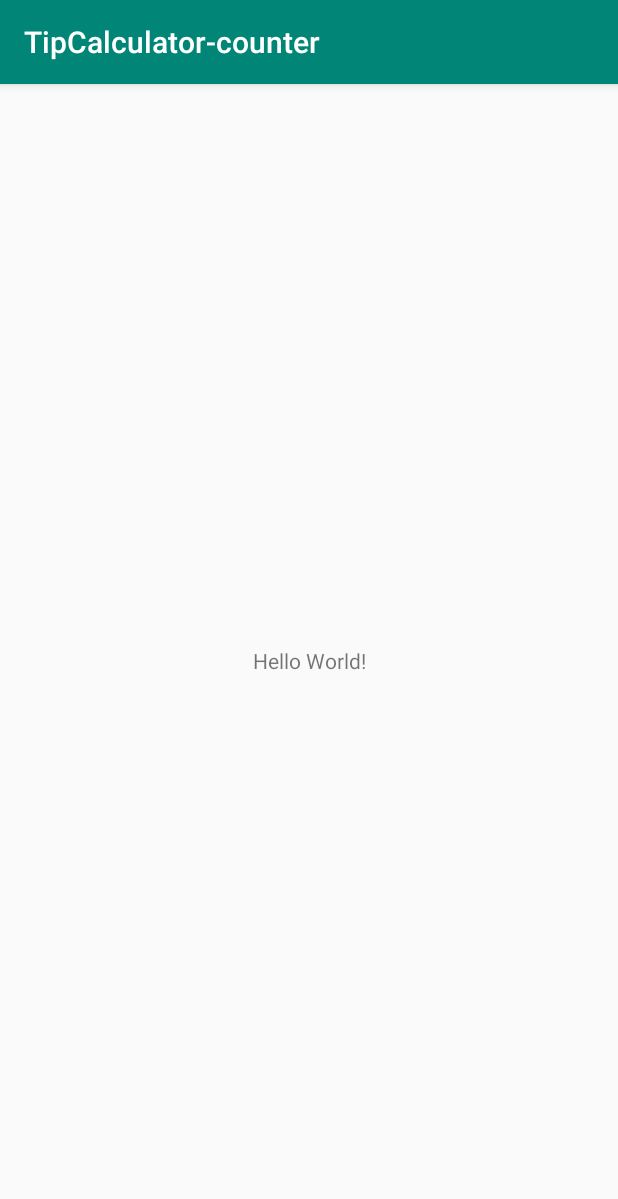
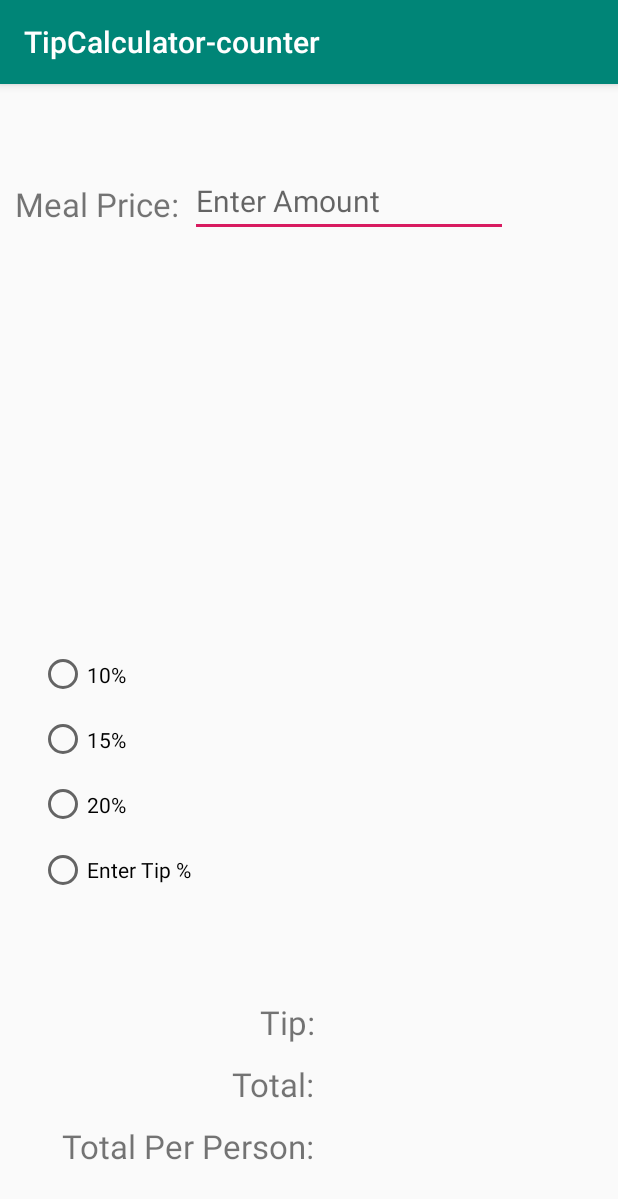
Before and after one commit to HollandeP/TipCalculator-counter, an Android app: the screen it shows after launch (MainActivity), on a phone screen of 412 x 824 dp. Shown: the top 1199 px of the screen. Run offline under Robolectric (Android 15) with nearby library versions, the phone set to English and light mode, and no system bars.

Commit message:
Layout WIP

```diff
--- a/app/src/main/res/layout/activity_main.xml
+++ b/app/src/main/res/layout/activity_main.xml
@@ -7,12 +7,110 @@
     tools:context=".MainActivity">
 
     <TextView
+        android:id="@+id/perPerson"
         android:layout_width="wrap_content"
         android:layout_height="wrap_content"
-        android:text="Hello World!"
+        android:text="@string/perPerson"
+        android:textAlignment="textEnd"
+        android:textSize="22sp"
         app:layout_constraintBottom_toBottomOf="parent"
-        app:layout_constraintLeft_toLeftOf="parent"
-        app:layout_constraintRight_toRightOf="parent"
-        app:layout_constraintTop_toTopOf="parent" />
+        app:layout_constraintEnd_toEndOf="parent"
+        app:layout_constraintHorizontal_bias="0.167"
+        app:layout_constraintStart_toStartOf="parent"
+        app:layout_constraintTop_toTopOf="parent"
+        app:layout_constraintVertical_bias="0.939" />
+
+    <TextView
+        android:id="@+id/tipString"
+        android:layout_width="wrap_content"
+        android:layout_height="wrap_content"
+        android:text="@string/tipString"
+        android:textSize="22sp"
+        app:layout_constraintBottom_toTopOf="@+id/totalCost"
+        app:layout_constraintEnd_toEndOf="parent"
+        app:layout_constraintHorizontal_bias="0.462"
+        app:layout_constraintStart_toStartOf="parent"
+        app:layout_constraintTop_toTopOf="parent"
+        app:layout_constraintVertical_bias="0.981" />
+
+    <TextView
+        android:id="@+id/totalCost"
+        android:layout_width="wrap_content"
+        android:layout_height="wrap_content"
+        android:layout_marginBottom="12dp"
+        android:text="@string/totalCost"
+        android:textSize="22sp"
+        app:layout_constraintBottom_toTopOf="@+id/perPerson"
+        app:layout_constraintEnd_toEndOf="parent"
+        app:layout_constraintHorizontal_bias="0.433"
+        app:layout_constraintStart_toStartOf="parent" />
+
+    <TextView
+        android:id="@+id/MealPriceText"
+        android:layout_width="wrap_content"
+        android:layout_height="wrap_content"
+        android:text="@string/mealCost"
+        android:textSize="22sp"
+        app:layout_constraintBottom_toBottomOf="parent"
+        app:layout_constraintEnd_toEndOf="parent"
+        app:layout_constraintHorizontal_bias="0.033"
+        app:layout_constraintStart_toStartOf="parent"
+        app:layout_constraintTop_toTopOf="parent"
+        app:layout_constraintVertical_bias="0.088" />
+
+    <EditText
+        android:id="@+id/MealPriceAmount"
+        android:layout_width="212dp"
+        android:layout_height="44dp"
+        android:ems="10"
+        android:hint="Enter Amount"
+        android:inputType="numberDecimal"
+        android:textSize="20sp"
+        app:layout_constraintBottom_toBottomOf="parent"
+        app:layout_constraintEnd_toEndOf="parent"
+        app:layout_constraintHorizontal_bias="0.088"
+        app:layout_constraintStart_toEndOf="@+id/MealPriceText"
+        app:layout_constraintTop_toTopOf="parent"
+        app:layout_constraintVertical_bias="0.08" />
+
+    <RadioGroup
+        android:id="@+id/TipOptions"
+        android:layout_width="247dp"
+        android:layout_height="174dp"
+        app:layout_constraintBottom_toBottomOf="parent"
+        app:layout_constraintEnd_toEndOf="parent"
+        app:layout_constraintHorizontal_bias="0.158"
+        app:layout_constraintStart_toStartOf="parent"
+        app:layout_constraintTop_toTopOf="parent"
+        app:layout_constraintVertical_bias="0.626">
+
+        <RadioButton
+            android:id="@+id/tip1"
+            android:layout_width="match_parent"
+            android:layout_height="wrap_content"
+            android:layout_weight="1"
+            android:text="@string/tip1" />
+
+        <RadioButton
+            android:id="@+id/tip2"
+            android:layout_width="match_parent"
+            android:layout_height="wrap_content"
+            android:layout_weight="1"
+            android:text="@string/tip2" />
+
+        <RadioButton
+            android:id="@+id/tip3"
+            android:layout_width="match_parent"
+            android:layout_height="wrap_content"
+            android:layout_weight="1"
+            android:text="@string/tip3" />
+
+        <RadioButton
+            android:id="@+id/customTip"
+            android:layout_width="match_parent"
+            android:layout_height="wrap_content"
+            android:layout_weight="1"
+            android:text="@string/customTip" />
+    </RadioGroup>
 
 </androidx.constraintlayout.widget.ConstraintLayout>
--- a/app/src/main/res/values/strings.xml
+++ b/app/src/main/res/values/strings.xml
@@ -1,3 +1,12 @@
 <resources>
     <string name="app_name">TipCalculator-counter</string>
+    <string name="numPeople"># of People:</string>
+    <string name="mealCost">Meal Price:</string>
+    <string name="tip1">10%</string>
+    <string name="tip2">15%</string>
+    <string name="tip3">20%</string>
+    <string name="customTip">Enter Tip %</string>
+    <string name="tipString">Tip:</string>
+    <string name="totalCost">Total:</string>
+    <string name="perPerson">Total Per Person: </string>
 </resources>
```
Also changed, not shown: app/src/main/java/com/example/tipcalculator_counter/MainActivity.java (line endings or trailing spaces).
